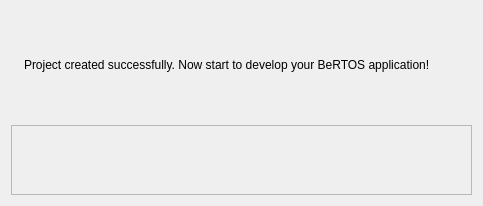
Qt form wizard/ui/final_page.ui (imby/STM32VLDiscovery_BeRTOS) before a commit.
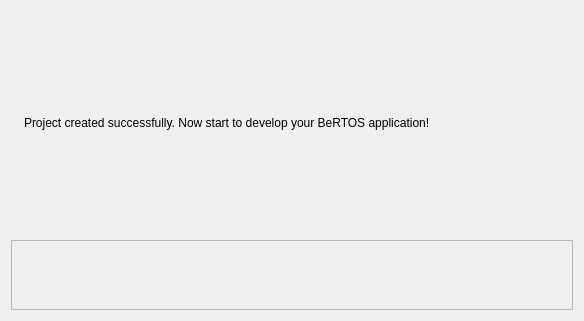
The same form after that commit. Icons and pictures are not drawn.

What changed in the file:
```diff
--- a/wizard/ui/final_page.ui
+++ b/wizard/ui/final_page.ui
@@ -6,16 +6,16 @@
    <rect>
     <x>0</x>
     <y>0</y>
-    <width>483</width>
-    <height>206</height>
+    <width>584</width>
+    <height>321</height>
    </rect>
   </property>
   <property name="windowTitle">
    <string>Form</string>
   </property>
-  <layout class="QVBoxLayout" name="verticalLayout">
+  <layout class="QVBoxLayout" name="verticalLayout" stretch="0,1">
    <item>
-    <layout class="QHBoxLayout" name="horizontalLayout">
+    <layout class="QHBoxLayout" name="horizontalLayout" stretch="0,1">
      <item>
       <widget class="QLabel" name="iconLabel">
        <property name="sizePolicy">
@@ -63,7 +63,7 @@
        <rect>
         <x>0</x>
         <y>0</y>
-        <width>455</width>
+        <width>556</width>
         <height>76</height>
        </rect>
       </property>
```
